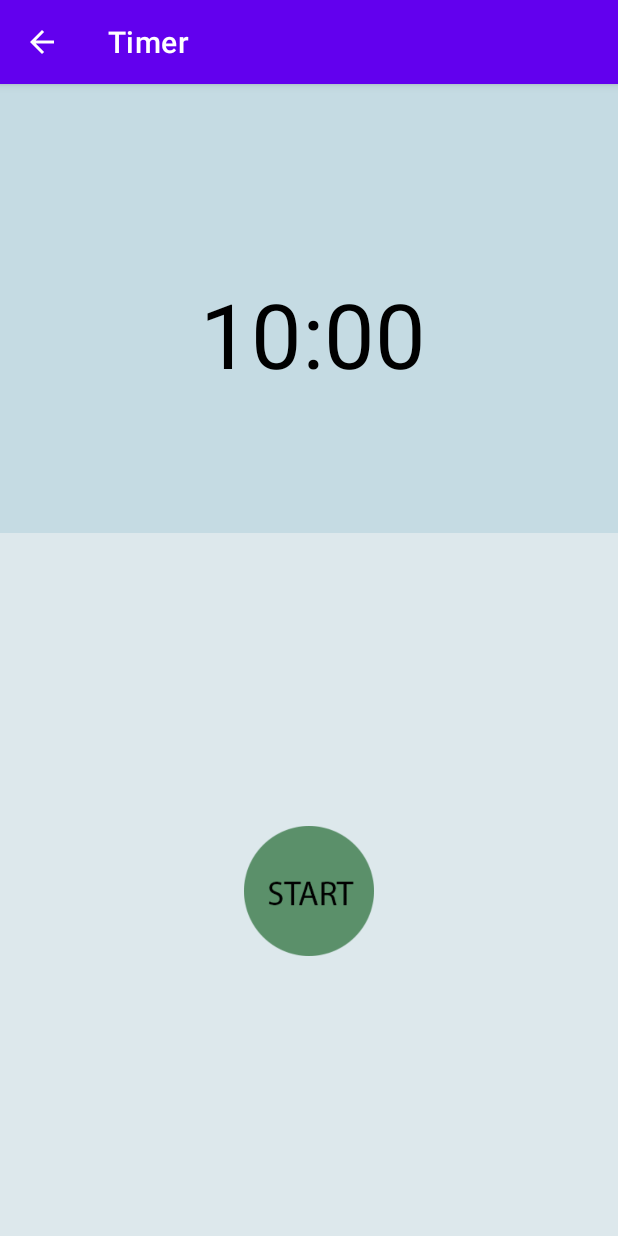
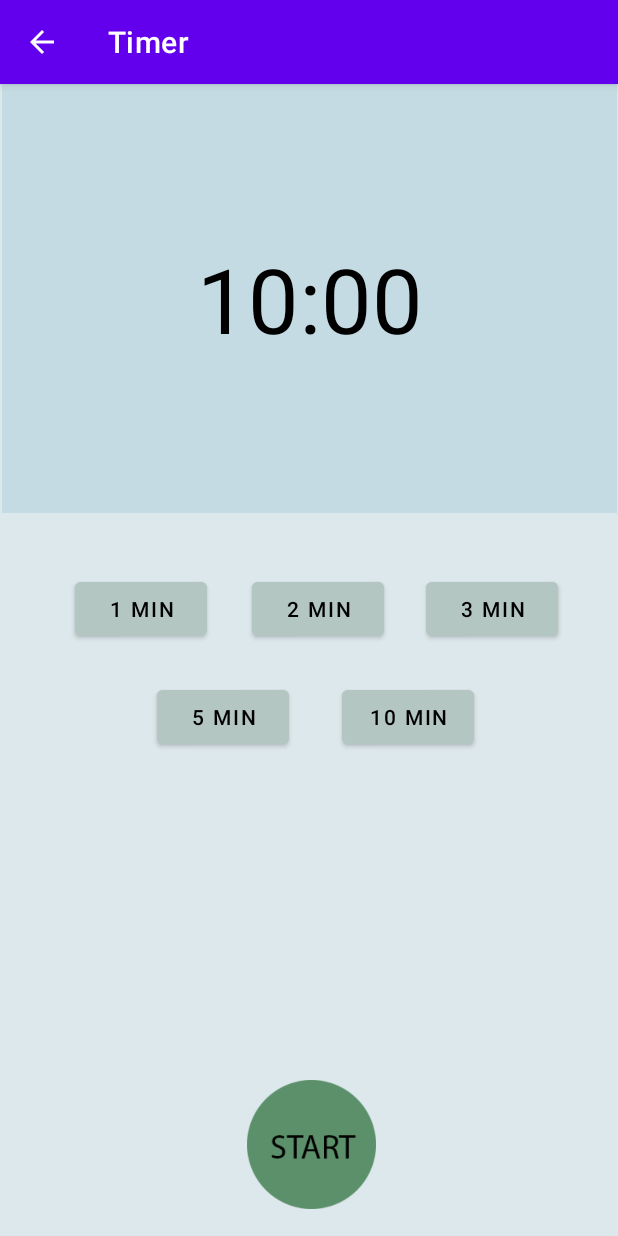
Before and after one commit to lynn9101/ParentApp, an Android app: the TimerActivity screen opened directly, with no data from a screen before it, on a phone screen of 412 x 824 dp. Run offline under Robolectric (Android 15) with nearby library versions, the light colour scheme and no system bars.

Commit message:
TimerActivity: adjusted the layout to compatible with different size of screen and added pre-set interval buttons

```diff
--- a/app/src/main/java/com/example/parentapp/TimerActivity.java
+++ b/app/src/main/java/com/example/parentapp/TimerActivity.java
@@ -9,6 +9,7 @@ import android.os.CountDownTimer;
 import android.view.View;
 import android.widget.Button;
 import android.widget.ImageButton;
+import android.widget.ImageView;
 import android.widget.TextView;
 
 import java.util.Locale;
@@ -19,10 +20,16 @@ public class TimerActivity extends AppCompatActivity {
     private ImageButton btnReset;
     private ImageButton btnPause;
     private ImageButton btnResume;
-    private static final long DEFAULT_DISPLAY_TIMER_MILLIS = 600000;
+    private Button btn1Min;
+    private Button btn2Min;
+    private Button btn3Min;
+    private Button btn5Min;
+    private Button btn10Min;
+    private ImageView calmDown;
+    private final long DEFAULT_DISPLAY_MILLIS = 600000;
     private boolean isRunning = false;
     private CountDownTimer countDownTimer;
-    private long timeLeftMills = DEFAULT_DISPLAY_TIMER_MILLIS;
+    private long timeLeftMills = DEFAULT_DISPLAY_MILLIS;
 
     public static Intent makeIntent(Context context) {
         return new Intent(context,TimerActivity.class);
@@ -42,12 +49,25 @@ public class TimerActivity extends AppCompatActivity {
         btnResume = findViewById(R.id.imgBtnResume);
         btnStart.setVisibility(View.VISIBLE);
 
+        btn1Min = findViewById(R.id.btn1min);
+        btn2Min = findViewById(R.id.btn2min);
+        btn3Min = findViewById(R.id.btn3min);
+        btn5Min = findViewById(R.id.btn5min);
+        btn10Min = findViewById(R.id.btn10min);
+
+        calmDown = findViewById(R.id.imgCalmDown); // Resource:https://www.clipartmax.com/middle/m2i8K9m2b1G6K9m2_calm-clip-art/
         btnStart.setOnClickListener(new View.OnClickListener() {
             @Override
             public void onClick(View view) {
                 startTimer();
+                calmDown.setVisibility(View.VISIBLE);
                 btnStart.setVisibility(View.INVISIBLE);
                 btnReset.setVisibility(View.VISIBLE);
+                btn1Min.setVisibility(View.INVISIBLE);
+                btn2Min.setVisibility(View.INVISIBLE);
+                btn3Min.setVisibility(View.INVISIBLE);
+                btn5Min.setVisibility(View.INVISIBLE);
+                btn10Min.setVisibility(View.INVISIBLE);
             }
         });
 
@@ -78,9 +98,15 @@ public class TimerActivity extends AppCompatActivity {
             public void onClick(View view) {
                 resetTimer();
                 pauseTimer();
+                calmDown.setVisibility(View.INVISIBLE);
                 btnStart.setVisibility(View.VISIBLE);
                 btnPause.setVisibility(View.INVISIBLE);
                 btnReset.setVisibility(View.INVISIBLE);
+                btn1Min.setVisibility(View.VISIBLE);
+                btn2Min.setVisibility(View.VISIBLE);
+                btn3Min.setVisibility(View.VISIBLE);
+                btn5Min.setVisibility(View.VISIBLE);
+                btn10Min.setVisibility(View.VISIBLE);
             }
         });
 
@@ -110,7 +136,7 @@ public class TimerActivity extends AppCompatActivity {
 
 
     private void resetTimer() {
-        timeLeftMills = DEFAULT_DISPLAY_TIMER_MILLIS;
+        timeLeftMills = DEFAULT_DISPLAY_MILLIS;
         refreshCountDownText();
         btnReset.setVisibility(View.INVISIBLE);
         btnResume.setVisibility(View.INVISIBLE);
@@ -122,7 +148,7 @@ public class TimerActivity extends AppCompatActivity {
     }
 
     private void refreshCountDownText() {
-        int minutes = (int) timeLeftMills / 1000 / 60;
+        int minutes = (int) timeLeftMills / 1000 / 60 ;
         int seconds = (int) timeLeftMills / 1000 % 60;
         String displayTimeLeft = String.format(Locale.getDefault(),"%02d:%02d", minutes, seconds);
         txtTimeCountDown.setText(displayTimeLeft);
--- a/app/src/main/res/layout/activity_timer.xml
+++ b/app/src/main/res/layout/activity_timer.xml
@@ -1,5 +1,5 @@
 <?xml version="1.0" encoding="utf-8"?>
-<RelativeLayout xmlns:android="http://schemas.android.com/apk/res/android"
+<androidx.constraintlayout.widget.ConstraintLayout xmlns:android="http://schemas.android.com/apk/res/android"
     xmlns:app="http://schemas.android.com/apk/res-auto"
     xmlns:tools="http://schemas.android.com/tools"
     android:layout_width="match_parent"
@@ -9,21 +9,14 @@
 
     <View
         android:id="@+id/view"
-        android:layout_width="match_parent"
-        android:layout_height="299dp"
-        android:background="#C5DBE3" />
-
-    <Button
-        android:id="@+id/btnReset"
-        android:layout_width="wrap_content"
-        android:layout_height="wrap_content"
-        android:layout_alignParentStart="true"
-        android:layout_alignParentEnd="true"
-        android:layout_marginStart="159dp"
-        android:layout_marginTop="35dp"
-        android:layout_marginEnd="164dp"
-        android:text="RESET"
-        android:visibility="invisible" />
+        android:layout_width="410dp"
+        android:layout_height="286dp"
+        android:background="#C5DBE3"
+        app:layout_constraintBottom_toBottomOf="parent"
+        app:layout_constraintEnd_toEndOf="parent"
+        app:layout_constraintStart_toStartOf="parent"
+        app:layout_constraintTop_toTopOf="parent"
+        app:layout_constraintVertical_bias="0.0" />
 
     <TextView
         android:id="@+id/txtTimer"
@@ -31,62 +24,67 @@
         android:layout_height="wrap_content"
         android:layout_alignParentTop="true"
         android:layout_alignParentEnd="true"
-        android:layout_marginTop="126dp"
-        android:layout_marginEnd="128dp"
         android:text="00:00"
         android:textColor="@android:color/black"
-        android:textSize="60sp" />
+        android:textSize="60sp"
+        app:layout_constraintBottom_toBottomOf="@+id/view"
+        app:layout_constraintEnd_toEndOf="@+id/btn3min"
+        app:layout_constraintHorizontal_bias="0.476"
+        app:layout_constraintStart_toStartOf="@+id/btn1min"
+        app:layout_constraintTop_toTopOf="@+id/view" />
 
     <ImageButton
         android:id="@+id/imgBtnStart"
-        android:layout_width="87dp"
-        android:layout_height="87dp"
+        android:layout_width="86dp"
+        android:layout_height="86dp"
         android:layout_below="@+id/txtTimer"
         android:layout_alignBottom="@+id/view"
         android:layout_alignParentStart="true"
         android:layout_alignParentEnd="true"
-        android:layout_marginStart="161dp"
-        android:layout_marginTop="288dp"
-        android:layout_marginEnd="162dp"
-        android:layout_marginBottom="-282dp"
         android:adjustViewBounds="true"
         android:background="@null"
         android:scaleType="centerInside"
         android:visibility="visible"
+        app:layout_constraintBottom_toBottomOf="parent"
+        app:layout_constraintEnd_toStartOf="@+id/imgBtnPause"
+        app:layout_constraintHorizontal_bias="0.512"
+        app:layout_constraintStart_toEndOf="@+id/imgBtnReset"
+        app:layout_constraintTop_toBottomOf="@+id/view"
+        app:layout_constraintVertical_bias="0.955"
         app:srcCompat="@drawable/start" />
 
     <ImageButton
         android:id="@+id/imgBtnReset"
-        android:layout_width="wrap_content"
-        android:layout_height="wrap_content"
+        android:layout_width="86dp"
+        android:layout_height="86dp"
         android:layout_alignBottom="@+id/imgBtnStart"
         android:layout_alignParentStart="true"
-        android:layout_alignParentTop="true"
         android:layout_alignParentEnd="true"
-        android:layout_marginStart="35dp"
-        android:layout_marginTop="493dp"
-        android:layout_marginEnd="291dp"
-        android:layout_marginBottom="0dp"
+        android:layout_marginStart="16dp"
         android:adjustViewBounds="true"
         android:background="@null"
         android:scaleType="centerInside"
         android:visibility="invisible"
+        app:layout_constraintBottom_toBottomOf="@+id/imgBtnStart"
+        app:layout_constraintStart_toStartOf="parent"
+        app:layout_constraintTop_toTopOf="@+id/imgBtnStart"
+        app:layout_constraintVertical_bias="0.0"
         app:srcCompat="@drawable/reset" />
 
     <ImageButton
         android:id="@+id/imgBtnPause"
-        android:layout_width="wrap_content"
-        android:layout_height="wrap_content"
+        android:layout_width="86dp"
+        android:layout_height="86dp"
         android:layout_alignBottom="@+id/imgBtnStart"
         android:layout_alignParentStart="true"
         android:layout_alignParentEnd="true"
-        android:layout_marginStart="283dp"
-        android:layout_marginEnd="38dp"
-        android:layout_marginBottom="1dp"
+        android:layout_marginEnd="16dp"
         android:adjustViewBounds="true"
         android:background="@null"
         android:scaleType="centerInside"
         android:visibility="invisible"
+        app:layout_constraintBottom_toBottomOf="@+id/imgBtnStart"
+        app:layout_constraintEnd_toEndOf="parent"
         app:srcCompat="@drawable/pause" />
 
     <ImageButton
@@ -97,14 +95,105 @@
         android:layout_alignTop="@+id/imgBtnPause"
         android:layout_alignEnd="@+id/imgBtnPause"
         android:layout_alignBottom="@+id/imgBtnPause"
-        android:layout_marginStart="2dp"
-        android:layout_marginTop="2dp"
-        android:layout_marginEnd="2dp"
-        android:layout_marginBottom="2dp"
         android:adjustViewBounds="true"
         android:background="@null"
         android:scaleType="centerInside"
         android:visibility="invisible"
+        app:layout_constraintEnd_toEndOf="@+id/imgBtnPause"
+        app:layout_constraintStart_toStartOf="@+id/imgBtnPause"
+        app:layout_constraintTop_toTopOf="@+id/imgBtnPause"
         app:srcCompat="@drawable/resume" />
 
-</RelativeLayout>
+    <Button
+        android:id="@+id/btn3min"
+        android:layout_width="wrap_content"
+        android:layout_height="wrap_content"
+        android:layout_below="@+id/view"
+        android:layout_alignParentStart="true"
+        android:layout_alignParentEnd="true"
+        android:layout_marginTop="40dp"
+        android:layout_marginEnd="40dp"
+        android:backgroundTint="@color/btn_color"
+        android:text="@string/btn_3min"
+        android:textColor="#000000"
+        app:layout_constraintEnd_toEndOf="parent"
+        app:layout_constraintTop_toBottomOf="@+id/view" />
+
+    <Button
+        android:id="@+id/btn1min"
+        android:layout_width="wrap_content"
+        android:layout_height="wrap_content"
+        android:layout_below="@+id/view"
+        android:layout_alignParentStart="true"
+        android:layout_alignParentEnd="true"
+        android:layout_marginStart="40dp"
+        android:layout_marginTop="40dp"
+        android:backgroundTint="@color/btn_color"
+        android:text="@string/btn_1min"
+        android:textColor="#000000"
+        app:layout_constraintEnd_toStartOf="@+id/btn2min"
+        app:layout_constraintHorizontal_bias="0.256"
+        app:layout_constraintStart_toStartOf="parent"
+        app:layout_constraintTop_toBottomOf="@+id/view" />
+
+    <Button
+        android:id="@+id/btn2min"
+        android:layout_width="wrap_content"
+        android:layout_height="wrap_content"
+        android:layout_below="@+id/view"
+        android:layout_alignParentStart="true"
+        android:layout_alignParentEnd="true"
+        android:layout_marginTop="40dp"
+        android:layout_marginEnd="28dp"
+        android:backgroundTint="@color/btn_color"
+        android:text="@string/btn_2min"
+        android:textColor="#000000"
+        app:layout_constraintEnd_toStartOf="@+id/btn3min"
+        app:layout_constraintTop_toBottomOf="@+id/view" />
+
+    <Button
+        android:id="@+id/btn10min"
+        android:layout_width="wrap_content"
+        android:layout_height="wrap_content"
+        android:layout_below="@+id/view"
+        android:layout_alignParentStart="true"
+        android:layout_alignParentEnd="true"
+        android:layout_marginTop="24dp"
+        android:layout_marginEnd="56dp"
+        android:backgroundTint="@color/btn_color"
+        android:text="@string/btn_10min"
+        android:textColor="#000000"
+        app:layout_constraintEnd_toEndOf="@+id/btn3min"
+        app:layout_constraintTop_toBottomOf="@+id/btn3min" />
+
+    <Button
+        android:id="@+id/btn5min"
+        android:layout_width="wrap_content"
+        android:layout_height="wrap_content"
+        android:layout_below="@+id/view"
+        android:layout_alignParentStart="true"
+        android:layout_alignParentEnd="true"
+        android:layout_marginTop="36dp"
+        android:layout_marginEnd="28dp"
+        android:backgroundTint="@color/btn_color"
+        android:text="@string/btn_5min"
+        android:textColor="#000000"
+        app:layout_constraintBottom_toBottomOf="@+id/btn10min"
+        app:layout_constraintEnd_toStartOf="@+id/btn10min"
+        app:layout_constraintHorizontal_bias="0.879"
+        app:layout_constraintStart_toStartOf="@+id/btn1min"
+        app:layout_constraintTop_toBottomOf="@+id/btn1min"
+        app:layout_constraintVertical_bias="1.0" />
+
+    <ImageView
+        android:id="@+id/imgCalmDown"
+        android:layout_width="101dp"
+        android:layout_height="216dp"
+        android:visibility="invisible"
+        app:layout_constraintBottom_toTopOf="@+id/imgBtnStart"
+        app:layout_constraintEnd_toEndOf="parent"
+        app:layout_constraintStart_toStartOf="parent"
+        app:layout_constraintTop_toBottomOf="@+id/view"
+        app:srcCompat="@drawable/calm_down" />
+
+</androidx.constraintlayout.widget.ConstraintLayout>
--- a/app/src/main/res/values/colors.xml
+++ b/app/src/main/res/values/colors.xml
@@ -7,4 +7,5 @@
     <color name="teal_700">#FF018786</color>
     <color name="black">#FF000000</color>
     <color name="white">#FFFFFFFF</color>
+    <color name="btn_color">#B4C6C2</color>
 </resources>
--- a/app/src/main/res/values/integers.xml
+++ b/app/src/main/res/values/integers.xml
@@ -1,6 +1,7 @@
 <?xml version="1.0" encoding="utf-8"?>
 <resources>
     <integer name="oneMinuteInSeconds">60</integer>
+    <integer name="oneMinuteInMilliSeconds">1000</integer>
     <integer name="twoMinuteInSeconds">120</integer>
     <integer name="threeMinuteInSeconds">180</integer>
     <integer name="fiveMinuteInSeconds">300</integer>
--- a/app/src/main/res/values/strings.xml
+++ b/app/src/main/res/values/strings.xml
@@ -5,4 +5,9 @@
     <string name="children_edit_title">Children Edit</string>
     <string name="coin_flip_title">Coin flip</string>
     <string name="timer_title">Timer</string>
+    <string name="btn_1min">1 min</string>
+    <string name="btn_2min">2 min</string>
+    <string name="btn_3min">3 min</string>
+    <string name="btn_5min">5 min</string>
+    <string name="btn_10min">10 min</string>
 </resources>
```
Also changed, not shown: app/src/main/res/drawable-v24/calm_down.png (added).
